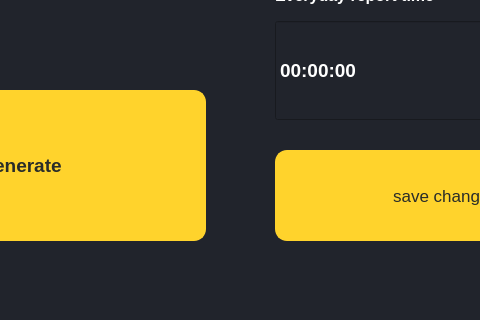
Before: the Qt Designer form main_window.ui in LekzLuthor/Aquaphor_Soft, drawn with Qt 5; both pictures show x 205 to 685 and y 180 to 500 of the 900 by 500 pixel window.
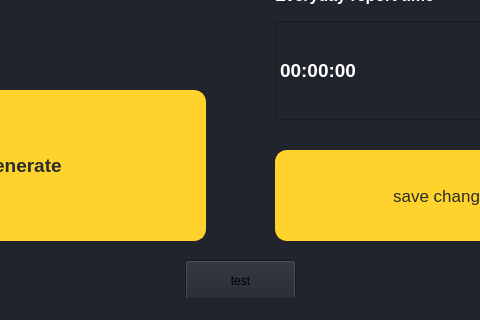
After: the same form once the commit is applied.

Patch:
```diff
--- a/main_window.ui
+++ b/main_window.ui
@@ -333,6 +333,19 @@
      <string notr="true">color: white;</string>
     </property>
    </widget>
+   <widget class="QPushButton" name="test">
+    <property name="geometry">
+     <rect>
+      <x>390</x>
+      <y>440</y>
+      <width>111</width>
+      <height>41</height>
+     </rect>
+    </property>
+    <property name="text">
+     <string>test</string>
+    </property>
+   </widget>
   </widget>
   <widget class="QStatusBar" name="statusbar"/>
  </widget>
```
Left out of the diff: 2 changed lines with no effect on the pictures.
